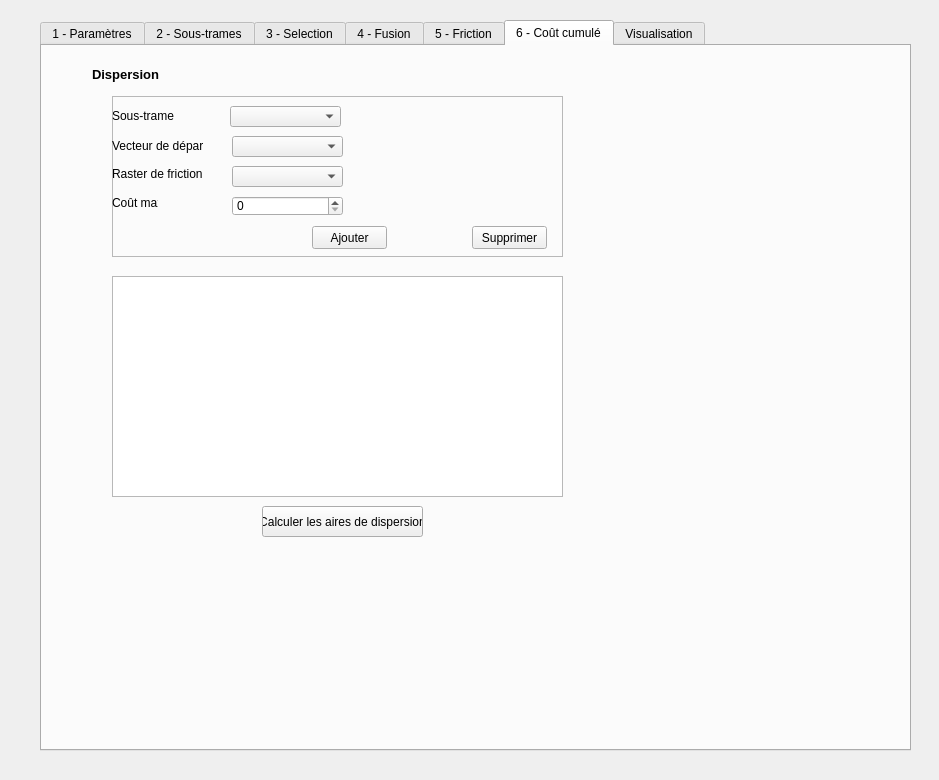
This is eco_cont_dialog_base.ui in MathieuChailloux/BioDispersal as Qt 5 draws it before an edit. The edited form follows.
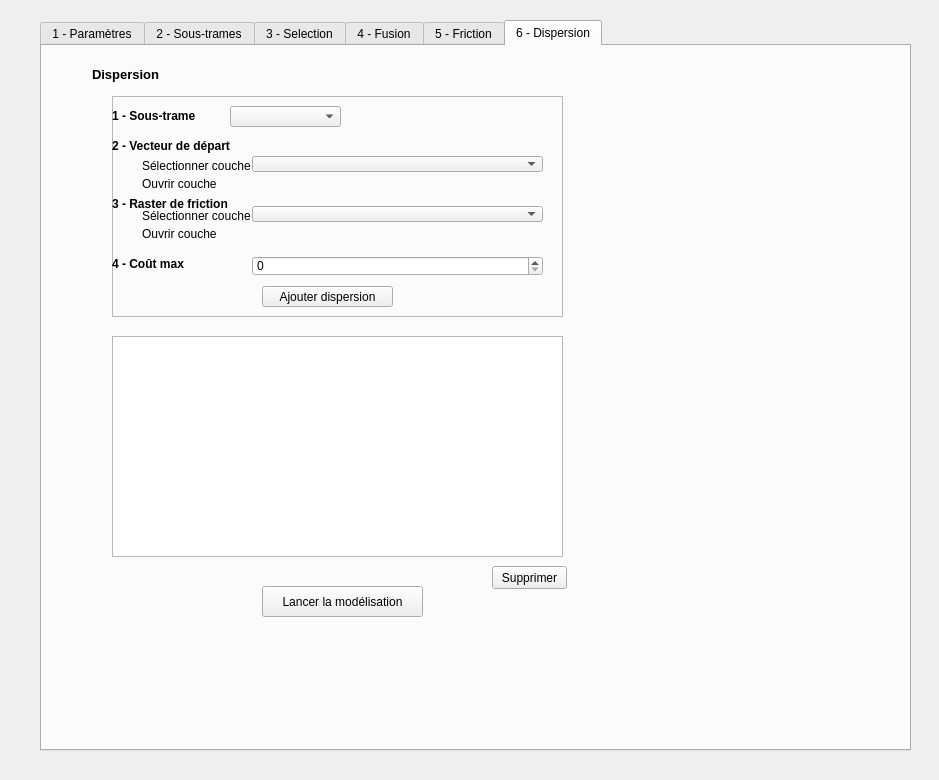
This is the edited form. The open tabs and pages were chosen to show the change. Custom widgets are drawn as their Qt base class.

Commit message: Reformating cost layers

Diff of the .ui file:
```diff
--- a/eco_cont_dialog_base.ui
+++ b/eco_cont_dialog_base.ui
@@ -1679,26 +1679,26 @@
    </widget>
    <widget class="QWidget" name="tab">
     <attribute name="title">
-     <string>6 - Coût cumulé</string>
+     <string>6 - Dispersion</string>
     </attribute>
     <widget class="QPushButton" name="costRun">
      <property name="geometry">
       <rect>
        <x>220</x>
-       <y>460</y>
+       <y>540</y>
        <width>161</width>
        <height>31</height>
       </rect>
      </property>
      <property name="text">
-      <string>Calculer les aires de dispersion</string>
+      <string>Lancer la modélisation</string>
      </property>
     </widget>
     <widget class="QTableView" name="costView">
      <property name="geometry">
       <rect>
        <x>70</x>
-       <y>230</y>
+       <y>290</y>
        <width>451</width>
        <height>221</height>
       </rect>
@@ -1710,7 +1710,7 @@
        <x>70</x>
        <y>50</y>
        <width>451</width>
-       <height>161</height>
+       <height>221</height>
       </rect>
      </property>
      <property name="frameShape">
@@ -1724,31 +1724,37 @@
        <rect>
         <x>0</x>
         <y>40</y>
-        <width>91</width>
+        <width>131</width>
         <height>20</height>
        </rect>
       </property>
+      <property name="font">
+       <font>
+        <weight>75</weight>
+        <bold>true</bold>
+       </font>
+      </property>
       <property name="text">
-       <string>Vecteur de départ</string>
+       <string>2 - Vecteur de départ</string>
       </property>
      </widget>
      <widget class="QgsMapLayerComboBox" name="costStartLayerCombo">
       <property name="geometry">
        <rect>
-        <x>120</x>
-        <y>40</y>
-        <width>111</width>
-        <height>21</height>
+        <x>140</x>
+        <y>60</y>
+        <width>291</width>
+        <height>16</height>
        </rect>
       </property>
      </widget>
      <widget class="QgsMapLayerComboBox" name="costPermRasterCombo">
       <property name="geometry">
        <rect>
-        <x>120</x>
-        <y>70</y>
-        <width>111</width>
-        <height>21</height>
+        <x>140</x>
+        <y>110</y>
+        <width>291</width>
+        <height>16</height>
        </rect>
       </property>
      </widget>
@@ -1756,21 +1762,27 @@
       <property name="geometry">
        <rect>
         <x>0</x>
-        <y>70</y>
-        <width>111</width>
+        <y>100</y>
+        <width>121</width>
         <height>16</height>
        </rect>
       </property>
+      <property name="font">
+       <font>
+        <weight>75</weight>
+        <bold>true</bold>
+       </font>
+      </property>
       <property name="text">
-       <string>Raster de friction</string>
+       <string>3 - Raster de friction</string>
       </property>
      </widget>
      <widget class="QgsSpinBox" name="costMaxVal">
       <property name="geometry">
        <rect>
-        <x>120</x>
-        <y>100</y>
-        <width>111</width>
+        <x>140</x>
+        <y>160</y>
+        <width>291</width>
         <height>20</height>
        </rect>
       </property>
@@ -1782,45 +1794,51 @@
       <property name="geometry">
        <rect>
         <x>0</x>
-        <y>100</y>
-        <width>46</width>
-        <height>13</height>
+        <y>160</y>
+        <width>81</width>
+        <height>16</height>
        </rect>
       </property>
+      <property name="font">
+       <font>
+        <weight>75</weight>
+        <bold>true</bold>
+       </font>
+      </property>
       <property name="text">
-       <string>Coût max</string>
+       <string>4 - Coût max</string>
       </property>
      </widget>
      <widget class="QPushButton" name="costAdd">
       <property name="geometry">
        <rect>
-        <x>200</x>
-        <y>130</y>
-        <width>75</width>
-        <height>23</height>
+        <x>150</x>
+        <y>190</y>
+        <width>131</width>
+        <height>21</height>
        </rect>
       </property>
       <property name="text">
-       <string>Ajouter</string>
+       <string>Ajouter dispersion</string>
       </property>
      </widget>
      <widget class="QgsFileWidget" name="costStartLayer">
       <property name="geometry">
        <rect>
-        <x>240</x>
-        <y>40</y>
-        <width>201</width>
-        <height>21</height>
+        <x>140</x>
+        <y>80</y>
+        <width>291</width>
+        <height>16</height>
        </rect>
       </property>
      </widget>
      <widget class="QgsFileWidget" name="costPermRaster">
       <property name="geometry">
        <rect>
-        <x>240</x>
-        <y>70</y>
-        <width>201</width>
-        <height>21</height>
+        <x>140</x>
+        <y>130</y>
+        <width>291</width>
+        <height>16</height>
        </rect>
       </property>
      </widget>
@@ -1843,21 +1861,66 @@
         <height>20</height>
        </rect>
       </property>
+      <property name="font">
+       <font>
+        <weight>75</weight>
+        <bold>true</bold>
+       </font>
+      </property>
       <property name="text">
-       <string>Sous-trame</string>
+       <string>1 - Sous-trame</string>
       </property>
      </widget>
-     <widget class="QPushButton" name="costRemove">
+     <widget class="QLabel" name="costStartRasterLabel_2">
       <property name="geometry">
        <rect>
-        <x>360</x>
+        <x>30</x>
+        <y>60</y>
+        <width>111</width>
+        <height>20</height>
+       </rect>
+      </property>
+      <property name="text">
+       <string>Sélectionner couche</string>
+      </property>
+     </widget>
+     <widget class="QLabel" name="costStartRasterLabel_3">
+      <property name="geometry">
+       <rect>
+        <x>30</x>
+        <y>80</y>
+        <width>91</width>
+        <height>16</height>
+       </rect>
+      </property>
+      <property name="text">
+       <string>Ouvrir couche</string>
+      </property>
+     </widget>
+     <widget class="QLabel" name="costStartRasterLabel_4">
+      <property name="geometry">
+       <rect>
+        <x>30</x>
+        <y>110</y>
+        <width>111</width>
+        <height>20</height>
+       </rect>
+      </property>
+      <property name="text">
+       <string>Sélectionner couche</string>
+      </property>
+     </widget>
+     <widget class="QLabel" name="costStartRasterLabel_5">
+      <property name="geometry">
+       <rect>
+        <x>30</x>
         <y>130</y>
-        <width>75</width>
-        <height>23</height>
+        <width>91</width>
+        <height>16</height>
        </rect>
       </property>
       <property name="text">
-       <string>Supprimer</string>
+       <string>Ouvrir couche</string>
       </property>
      </widget>
     </widget>
@@ -1881,11 +1944,19 @@
       <string>Dispersion</string>
      </property>
     </widget>
-   </widget>
-   <widget class="QWidget" name="groupsTab">
-    <attribute name="title">
-     <string>Visualisation</string>
-    </attribute>
+    <widget class="QPushButton" name="costRemove">
+     <property name="geometry">
+      <rect>
+       <x>450</x>
+       <y>520</y>
+       <width>75</width>
+       <height>23</height>
+      </rect>
+     </property>
+     <property name="text">
+      <string>Supprimer</string>
+     </property>
+    </widget>
    </widget>
   </widget>
  </widget>
```
Left out of the diff: 16 changed lines with no effect on the pictures. The commit also changes 4 other files.
